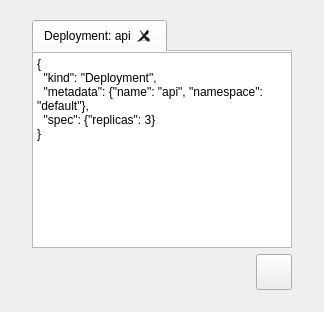
This is src/kubescope/ui/viewer_page.ui in dcotecnologia/kubescope as Qt 5 draws it before an edit. The edited form follows.
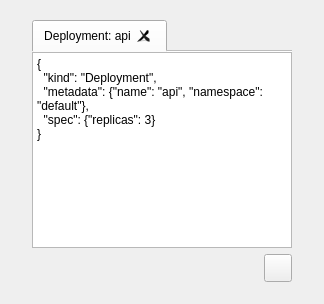
This is the edited form.

Diff of the .ui file:
```diff
--- a/src/kubescope/ui/viewer_page.ui
+++ b/src/kubescope/ui/viewer_page.ui
@@ -80,14 +80,14 @@
       <widget class="QPushButton" name="saveButton">
        <property name="minimumSize">
         <size>
-         <width>36</width>
-         <height>36</height>
+         <width>28</width>
+         <height>28</height>
         </size>
        </property>
        <property name="maximumSize">
         <size>
-         <width>36</width>
-         <height>36</height>
+         <width>28</width>
+         <height>28</height>
         </size>
        </property>
        <property name="toolTip">
```
